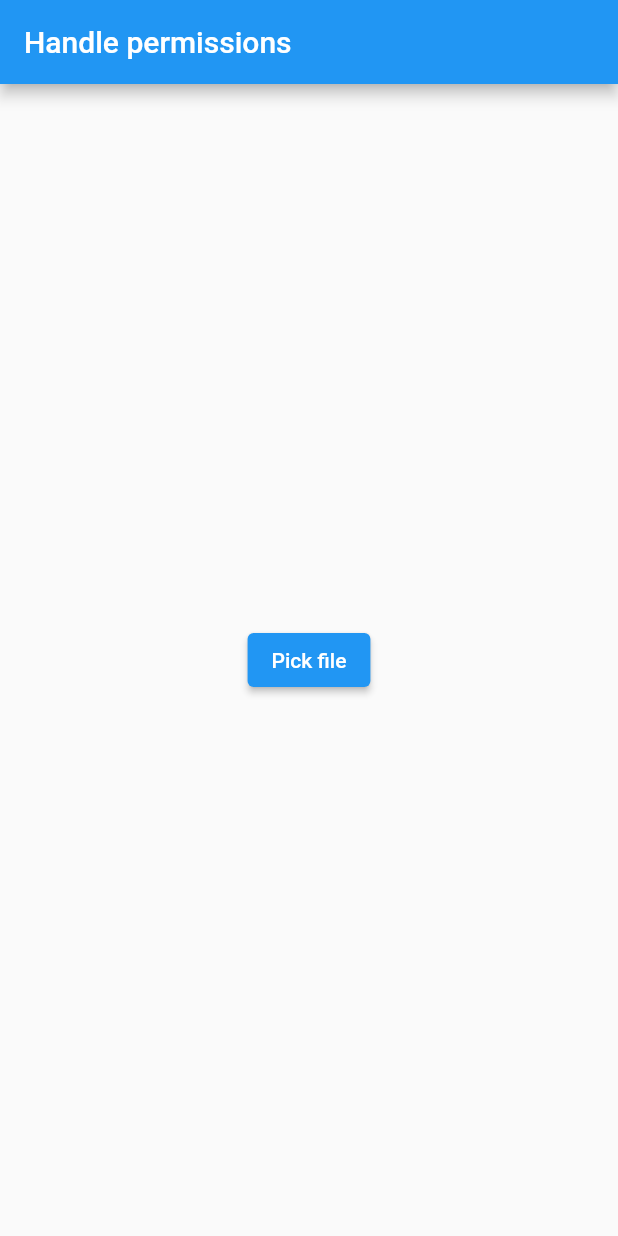
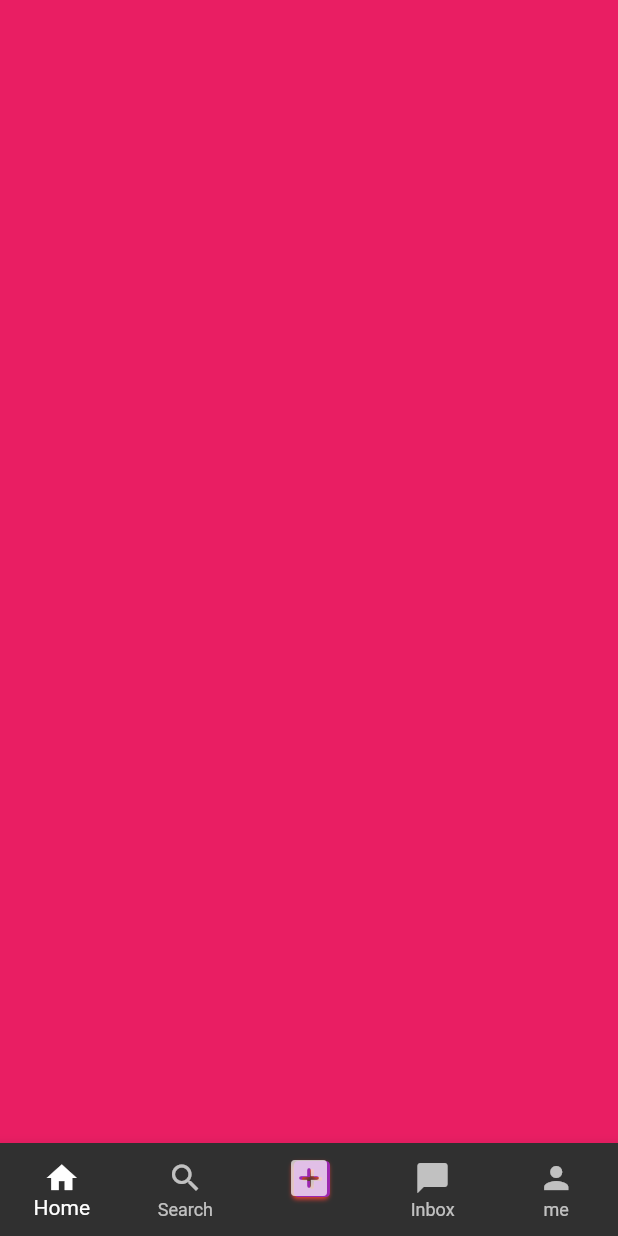
Before and after one commit to liyuKnow/flutter-tiktok-ui, a Flutter app: the screen it shows after launch, on a phone screen of 412 x 824 dp. Run offline on Flutter 3.47's test engine with Material 2 defaults, Android fonts, the phone set to English and light mode, and no system bars; our stand-ins replace file_picker, permission_handler.

Commit message:
pages and navigation setup with scrollable entire homepage view

```diff
--- a/lib/main.dart
+++ b/lib/main.dart
@@ -2,6 +2,7 @@ import 'package:flutter/material.dart';
 import 'package:tiktok_ui/src/pages/home/home.dart';
 import 'package:tiktok_ui/src/pages/images/image_screen.dart';
 
+//
 void main() {
   runApp(const MyApp());
 }
@@ -16,9 +17,9 @@ class MyApp extends StatelessWidget {
       title: 'Flutter Demo',
       debugShowCheckedModeBanner: false,
       theme: ThemeData(
-        primarySwatch: Colors.blue,
+        brightness: Brightness.dark,
       ),
-      home: const ImageScreen(),
+      home: const Homepage(),
     );
   }
 }
--- a/lib/src/pages/home/home.dart
+++ b/lib/src/pages/home/home.dart
@@ -1,20 +1,54 @@
 import 'package:flutter/material.dart';
-import 'package:flutter/src/widgets/container.dart';
-import 'package:flutter/src/widgets/framework.dart';
+import 'package:tiktok_ui/src/pages/pages.dart';
 
-class HomePage extends StatelessWidget {
-  const HomePage({super.key});
+class Homepage extends StatefulWidget {
+  const Homepage({super.key});
+
+  @override
+  State<Homepage> createState() => _HomepageState();
+}
+
+class _HomepageState extends State<Homepage> {
+  int _selectedItem = 0;
+
+  void _navigateItems(int index) {
+    setState(() {
+      _selectedItem = index;
+    });
+  }
+
+  // Navigated pages
+  final List<Widget> _pages = [
+    UserHome(),
+    const SearchPage(),
+    const AddPage(),
+    const InboxPage(),
+    const MePage(),
+  ];
 
   @override
   Widget build(BuildContext context) {
-    return const Scaffold(
-      body: Center(
-        child: Text(
-          "permissions",
-          style: TextStyle(
-              color: Colors.brown, fontWeight: FontWeight.w700, fontSize: 27),
-        ),
-      ),
+    return Scaffold(
+      body: _pages[_selectedItem],
+      bottomNavigationBar: BottomNavigationBar(
+          currentIndex: _selectedItem,
+          selectedItemColor: Colors.white,
+          onTap: _navigateItems,
+          type: BottomNavigationBarType.fixed,
+          items: const [
+            BottomNavigationBarItem(icon: Icon(Icons.home), label: "Home"),
+            BottomNavigationBarItem(icon: Icon(Icons.search), label: "Search"),
+            BottomNavigationBarItem(
+                icon: Icon(Icons.add_box_rounded, size: 32, shadows: [
+                  Shadow(
+                      blurRadius: 4, color: Colors.red, offset: Offset(1, 2)),
+                  Shadow(color: Colors.purple, offset: Offset(2, 1))
+                ]),
+                label: ""),
+            BottomNavigationBarItem(
+                icon: Icon(Icons.chat_bubble_outlined), label: "Inbox"),
+            BottomNavigationBarItem(icon: Icon(Icons.person), label: "me")
+          ]),
     );
   }
 }
--- /dev/null
+++ b/lib/src/pages/pages.dart
@@ -0,0 +1,5 @@
+export 'package:tiktok_ui/src/pages/userHomePage/user_home.dart';
+export 'package:tiktok_ui/src/pages/search/search.dart';
+export 'package:tiktok_ui/src/pages/add/add.dart';
+export 'package:tiktok_ui/src/pages/inbox/Inbox.dart';
+export 'package:tiktok_ui/src/pages/me/me.dart';
--- /dev/null
+++ b/lib/src/pages/userHomePage/user_home.dart
@@ -0,0 +1,23 @@
+import 'package:flutter/material.dart';
+import 'package:tiktok_ui/src/utils/posts/posts.dart';
+
+class UserHome extends StatelessWidget {
+  UserHome({super.key});
+
+  final _controller = PageController(initialPage: 0);
+
+  @override
+  Widget build(BuildContext context) {
+    return Scaffold(
+      body: PageView(
+        controller: _controller,
+        scrollDirection: Axis.vertical,
+        children: const [
+          Post1(),
+          Post2(),
+          Post3(),
+        ],
+      ),
+    );
+  }
+}
--- /dev/null
+++ b/lib/src/utils/posts/post_1.dart
@@ -0,0 +1,12 @@
+import 'package:flutter/material.dart';
+
+class Post1 extends StatelessWidget {
+  const Post1({super.key});
+
+  @override
+  Widget build(BuildContext context) {
+    return Container(
+      color: Colors.pink,
+    );
+  }
+}
--- /dev/null
+++ b/lib/src/utils/posts/posts.dart
@@ -0,0 +1,3 @@
+export 'package:tiktok_ui/src/utils/posts/post_1.dart';
+export 'package:tiktok_ui/src/utils/posts/post_2.dart';
+export 'package:tiktok_ui/src/utils/posts/post_3.dart';
```
Also changed, not shown: lib/src/pages/add/add.dart (added, +18 -0 lines), lib/src/pages/inbox/Inbox.dart (added, +18 -0 lines), lib/src/pages/me/me.dart (added, +18 -0 lines), lib/src/pages/search/search.dart (added, +18 -0 lines), lib/src/utils/posts/post_2.dart (added, +12 -0 lines), lib/src/utils/posts/post_3.dart (added, +12 -0 lines).
